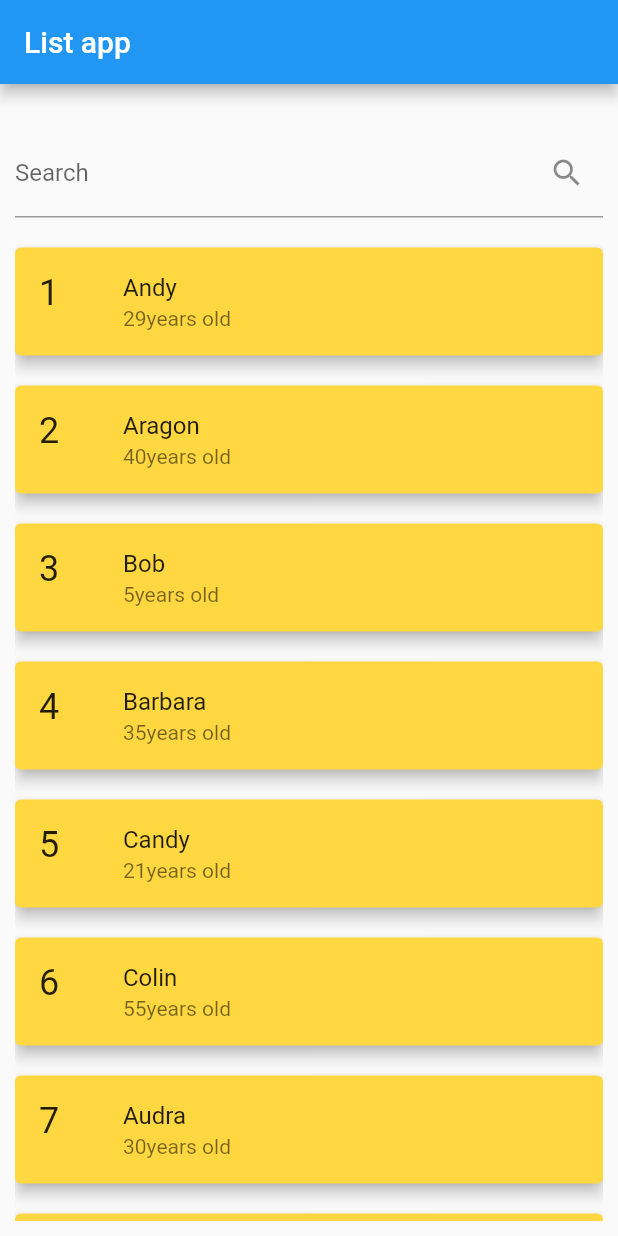
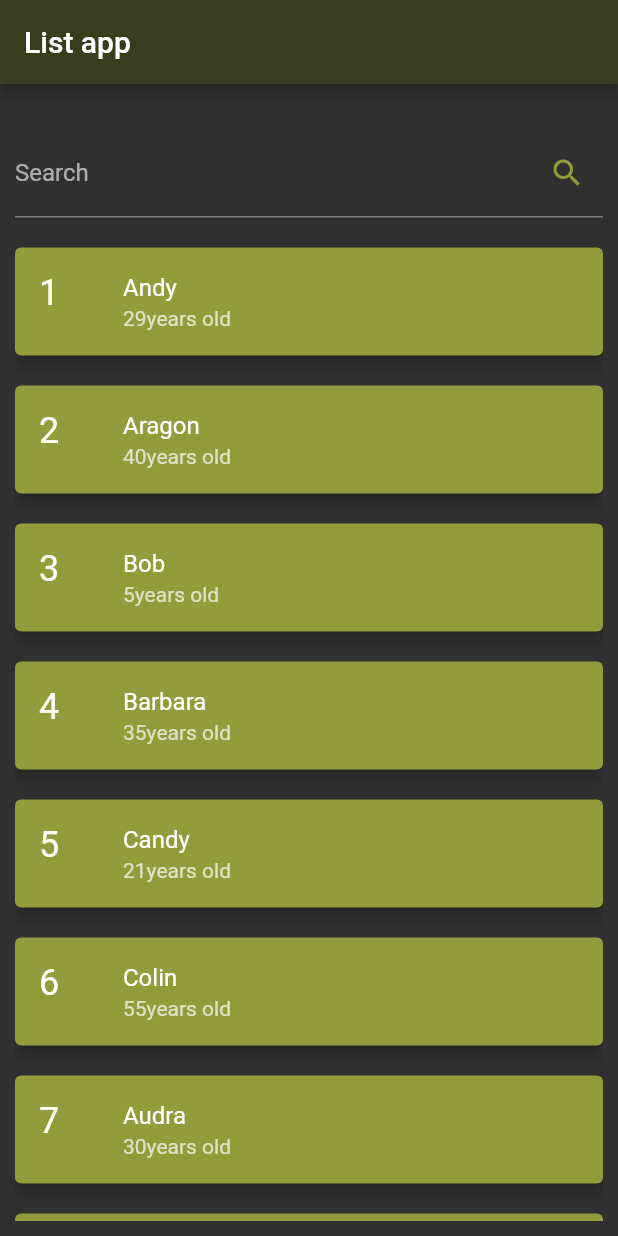
Before and after one commit to Yassine-ch/FlutterdynamicList, a Flutter app: the screen it shows after launch, on a phone screen of 412 x 824 dp. Run offline on Flutter 3.47's test engine with Material 2 defaults, Android fonts, the phone set to English and light mode, and no system bars.

```diff
--- a/lib/main.dart
+++ b/lib/main.dart
@@ -1,14 +1,15 @@
 import 'package:flutter/material.dart';
 
 void main() {
-  runApp(const MyApp());
+  runApp( MyApp());
 }
 class MyApp extends StatelessWidget {
-  const MyApp({Key? key}) : super(key: key);
-
+   MyApp({Key? key}) : super(key: key);
+  bool _isDark = false;
   @override
   Widget build(BuildContext context) {
-    return const MaterialApp(
+    return  MaterialApp(
+      theme: ThemeData.dark(),
       //remove show debug banner
       debugShowCheckedModeBanner: false,
       title: 'a list app',
@@ -73,6 +74,7 @@ class _HomePgeState extends State<HomePge> {
   Widget build(BuildContext context) {
     return  Scaffold(
       appBar: AppBar(
+        backgroundColor: Color(0xFF383D1F),
         title: Text('List app'),
       ),
       body:Padding(
@@ -83,8 +85,9 @@ class _HomePgeState extends State<HomePge> {
             TextField(
             onChanged: (value)=> _runFilter(value),
               decoration: InputDecoration(
+                fillColor: Color(0xFF2B4625 ),
                 labelText: 'Search',
-                suffixIcon: Icon(Icons.search)
+                suffixIcon: Icon(Icons.search,color: Color(0xFF929C3B ))
               ),
             ),
             SizedBox(height: 10,),
@@ -93,7 +96,7 @@ class _HomePgeState extends State<HomePge> {
                itemCount: _foundUsers.length,
                itemBuilder: (context,index)=> Card(
                key: ValueKey(_foundUsers[index]["id"]),
-               color: Colors.amberAccent,
+               color: Color(0xFF929C3B ),
                elevation: 4,
                margin: const EdgeInsets.symmetric(vertical: 10),
                child: ListTile(
```
